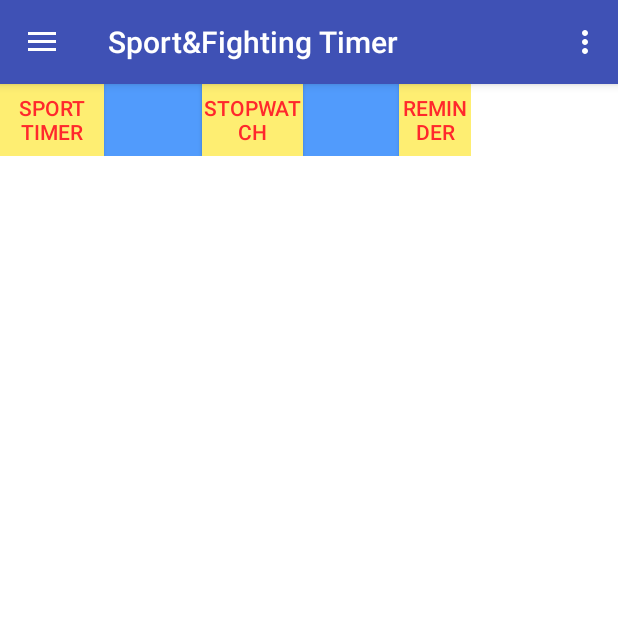
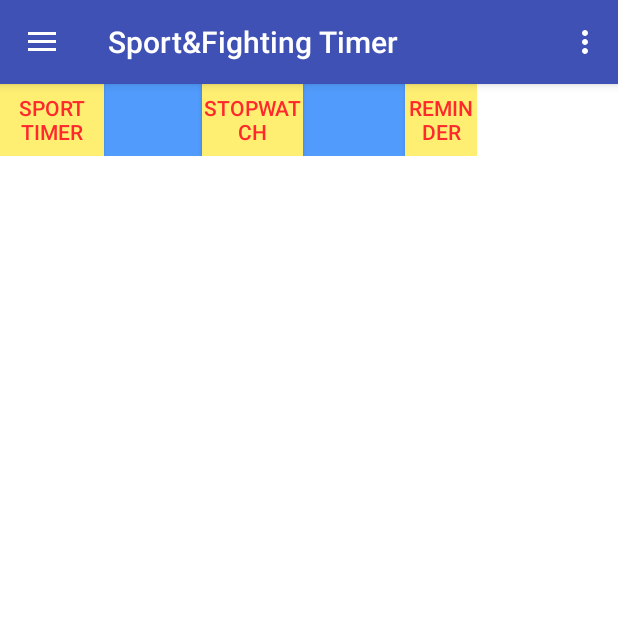
Before and after one commit to vasterlord/NewTimerBench, an Android app: the screen it shows after launch (MainActivity), on a phone screen of 412 x 824 dp, the top half of it. Run offline under Robolectric (Android 15) with nearby library versions, the phone set to English and light mode, and no system bars; 1 statement that could not run was skipped.

Commit message:
I am king ahahah ;)

```diff
--- a/app/src/main/res/layout/content_main.xml
+++ b/app/src/main/res/layout/content_main.xml
@@ -60,7 +60,7 @@
                 android:id="@+id/btnReminder"
                 android:background="#feee72"
                 android:textColor="#ff282c"
-                android:layout_marginLeft="64dp"
+                android:layout_marginLeft="68dp"
                 android:onClick="onClick" />
 
         </LinearLayout>
```
